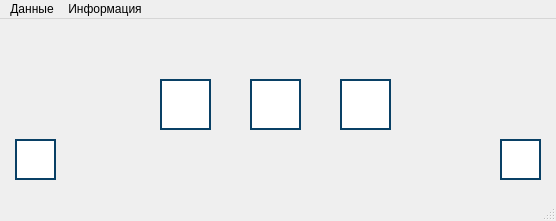
Old version of the form adminpracticwindow.ui in the repository RCh-stack/ray-tracing-alpha-1.3.
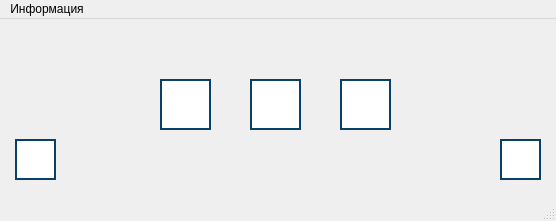
New version of the form. Icons and pictures are not drawn.

```diff
--- a/adminpracticwindow.ui
+++ b/adminpracticwindow.ui
@@ -211,20 +211,12 @@
    </property>
    <widget class="QMenu" name="menu">
     <property name="title">
-     <string>Данные</string>
-    </property>
-    <addaction name="action_list_works"/>
-    <addaction name="action_current_statuses"/>
-   </widget>
-   <widget class="QMenu" name="menu_2">
-    <property name="title">
      <string>Информация</string>
     </property>
     <addaction name="action_help"/>
     <addaction name="action_manual"/>
    </widget>
    <addaction name="menu"/>
-   <addaction name="menu_2"/>
   </widget>
   <widget class="QStatusBar" name="statusbar"/>
   <action name="action_current_statuses">
```
Left out of the diff: 12 changed lines with no effect on the pictures.
